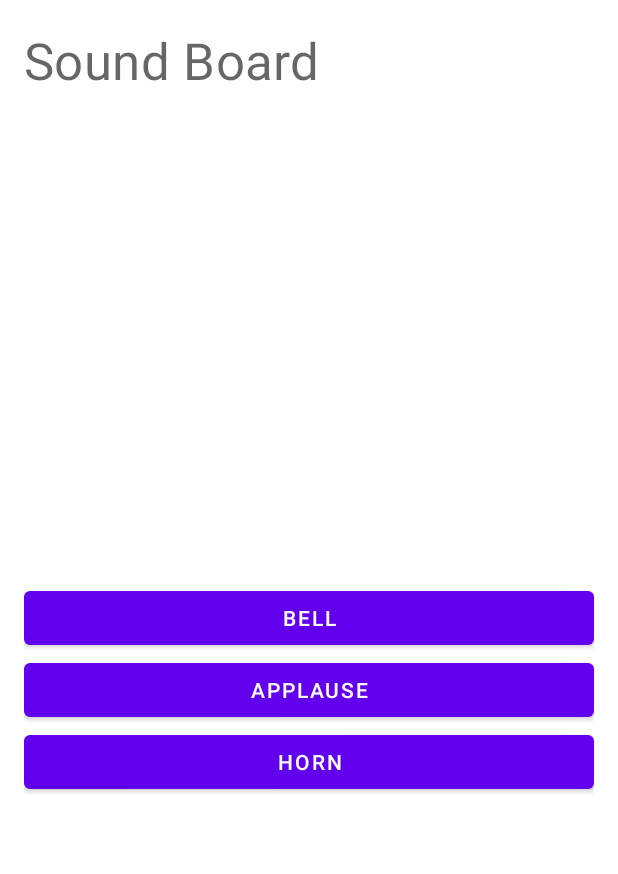
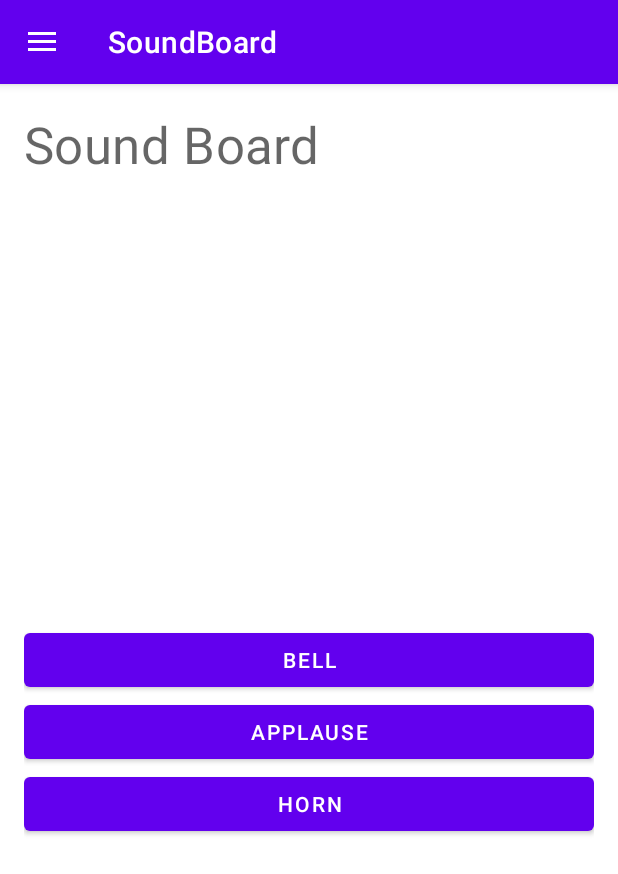
Before and after one commit to EFernandez19/SoundBoard, an Android app: the screen it shows after launch (MainActivity), on a phone screen of 412 x 824 dp. Shown: the top 874 px of the screen. Run offline under Robolectric (Android 15) with nearby library versions, the phone set to English and light mode, and no system bars.

Commit message:
Moved buttons to default_sounds_layout. Added Drawer to activity_main.

```diff
--- a/app/build.gradle
+++ b/app/build.gradle
@@ -44,6 +44,9 @@ dependencies {
     implementation 'androidx.appcompat:appcompat:1.2.0'
     implementation 'com.google.android.material:material:1.2.1'
     implementation 'androidx.constraintlayout:constraintlayout:2.0.4'
+    implementation 'androidx.legacy:legacy-support-v4:1.0.0'
+    implementation 'androidx.lifecycle:lifecycle-livedata-ktx:2.2.0'
+    implementation 'androidx.lifecycle:lifecycle-viewmodel-ktx:2.2.0'
     testImplementation 'junit:junit:4.13.1'
     androidTestImplementation 'androidx.test.ext:junit:1.1.2'
     androidTestImplementation 'androidx.test.espresso:espresso-core:3.3.0'
--- a/app/src/main/java/com/example/soundboard/MainActivity.kt
+++ b/app/src/main/java/com/example/soundboard/MainActivity.kt
@@ -3,22 +3,42 @@ package com.example.soundboard
 import android.media.AudioAttributes
 import android.media.SoundPool
 import android.os.Bundle
+import androidx.appcompat.app.ActionBarDrawerToggle
 import androidx.appcompat.app.AppCompatActivity
+import androidx.core.view.GravityCompat
+import androidx.drawerlayout.widget.DrawerLayout
 import com.example.soundboard.databinding.ActivityMainBinding
 
 class MainActivity : AppCompatActivity() {
     private lateinit var binding: ActivityMainBinding
     private var soundpool: SoundPool? = null
-    private var sound1=0; private var sound2=0; private var sound3=0
+    private var sound1 = 0
+    private var sound2 = 0
+    private var sound3 = 0
+    private lateinit var drawer: DrawerLayout
 
     override fun onCreate(savedInstanceState: Bundle?) {
         super.onCreate(savedInstanceState)
         binding = ActivityMainBinding.inflate(layoutInflater)
         setContentView(binding.root)
 
-        binding.buttonSound1.setOnClickListener{buttonPressed(binding.buttonSound1.id)}
-        binding.buttonSound2.setOnClickListener{buttonPressed(binding.buttonSound2.id)}
-        binding.buttonSound3.setOnClickListener{buttonPressed(binding.buttonSound3.id)}
+        val toolbar = binding.toolbar
+        setSupportActionBar(toolbar)
+
+        drawer = binding.drawerLayout
+
+        val toggle = ActionBarDrawerToggle(
+            this, drawer, toolbar,
+            R.string.navigation_drawer_open, R.string.navigation_drawer_close
+        )
+
+        drawer.addDrawerListener(toggle)
+        toggle.syncState()
+
+
+        binding.incLayout.buttonSound1.setOnClickListener{buttonPressed(binding.incLayout.buttonSound1.id)}
+        binding.incLayout.buttonSound2.setOnClickListener{buttonPressed(binding.incLayout.buttonSound2.id)}
+        binding.incLayout.buttonSound3.setOnClickListener{buttonPressed(binding.incLayout.buttonSound3.id)}
 
         val audioattributes = AudioAttributes.Builder().setUsage(AudioAttributes.USAGE_ASSISTANCE_SONIFICATION)
             .setContentType(AudioAttributes.CONTENT_TYPE_SONIFICATION)
@@ -28,10 +48,18 @@ class MainActivity : AppCompatActivity() {
         sound1 = soundpool?.load(this, R.raw.bellsound, 1) ?:0
         sound2 = soundpool?.load(this, R.raw.applausesound, 1) ?:0
         sound3 = soundpool?.load(this, R.raw.airhornsound, 1) ?:0
+
     }
 
-    private fun buttonPressed(buttonId:Int){
-        val soundId = when(buttonId){
+    override fun onBackPressed() {
+        if (drawer.isDrawerOpen(GravityCompat.START)) {
+            drawer.closeDrawer(GravityCompat.START)
+        } else
+            super.onBackPressed()
+    }
+
+    private fun buttonPressed(buttonId: Int) {
+        val soundId = when (buttonId) {
             R.id.button_sound1 -> sound1
             R.id.button_sound2 -> sound2
             R.id.button_sound3 -> sound3
@@ -40,7 +68,7 @@ class MainActivity : AppCompatActivity() {
         soundpool?.play(soundId, 1F, 1F, 0, 0, 1F)
     }
 
-    override fun onDestroy(){
+    override fun onDestroy() {
         super.onDestroy()
         soundpool = null
     }
--- a/app/src/main/res/layout/activity_main.xml
+++ b/app/src/main/res/layout/activity_main.xml
@@ -1,50 +1,49 @@
 <?xml version="1.0" encoding="utf-8"?>
-<androidx.constraintlayout.widget.ConstraintLayout xmlns:android="http://schemas.android.com/apk/res/android"
+<androidx.drawerlayout.widget.DrawerLayout xmlns:android="http://schemas.android.com/apk/res/android"
     xmlns:app="http://schemas.android.com/apk/res-auto"
     xmlns:tools="http://schemas.android.com/tools"
+    android:id="@+id/drawer_layout"
     android:layout_width="match_parent"
     android:layout_height="match_parent"
-    android:padding="16dp"
-    tools:context=".MainActivity">
+    android:fitsSystemWindows="true"
+    tools:context=".MainActivity"
+    tools:openDrawer="">
 
-    <TextView
-        android:id="@+id/textView_soundboard"
-        style ="@style/Widget.SoundBoard.TextView"
+    <LinearLayout
+        android:id="@+id/linear_layout"
+        android:layout_width="match_parent"
+        android:layout_height="match_parent"
+        android:orientation="vertical">
+
+        <androidx.appcompat.widget.Toolbar
+            android:id="@+id/toolbar"
+            android:layout_width="match_parent"
+            android:layout_height="?attr/actionBarSize"
+            android:background="@color/purple_500"
+            android:elevation="4dp"
+            android:theme="@style/ThemeOverlay.AppCompat.Dark.ActionBar"
+            app:popupTheme="@style/ThemeOverlay.AppCompat.Light" />
+
+        <include
+            android:id="@+id/inc_layout"
+            layout="@layout/default_sounds_layout"
+            android:layout_width="match_parent"
+            android:layout_height="match_parent" />
+        <!--
+                <FrameLayout
+                    android:id="@+id/fragment_container"
+                    android:layout_width="match_parent"
+                    android:layout_height="match_parent" />
+        -->
+    </LinearLayout>
+
+    <com.google.android.material.navigation.NavigationView
+        android:id="@+id/nav_view"
         android:layout_width="wrap_content"
-        android:layout_height="wrap_content"
-        android:text="@string/sound_board"
-        app:layout_constraintLeft_toLeftOf="parent"
-        app:layout_constraintTop_toTopOf="parent" />
+        android:layout_height="match_parent"
+        android:layout_gravity="start"
+        android:fitsSystemWindows="true"
+        app:headerLayout="@layout/nav_header"
+        app:menu="@menu/drawer_menu" />
 
-    <Button
-        android:id="@+id/button_sound1"
-        android:layout_width="0dp"
-        android:layout_height="wrap_content"
-        android:text="@string/bell"
-        android:gravity="center"
-        app:layout_constraintTop_toTopOf="parent"
-        app:layout_constraintBottom_toBottomOf="parent"
-        app:layout_constraintStart_toStartOf="parent"
-        app:layout_constraintEnd_toEndOf="parent"/>
-
-    <Button
-        android:id="@+id/button_sound2"
-        android:layout_width="0dp"
-        android:layout_height="wrap_content"
-        android:text="@string/applause"
-        android:gravity="center"
-        app:layout_constraintTop_toBottomOf="@id/button_sound1"
-        app:layout_constraintStart_toStartOf="parent"
-        app:layout_constraintEnd_toEndOf="parent"/>
-
-    <Button
-        android:id="@+id/button_sound3"
-        android:layout_width="0dp"
-        android:layout_height="wrap_content"
-        android:text="@string/horn"
-        android:gravity="center"
-        app:layout_constraintTop_toBottomOf="@id/button_sound2"
-        app:layout_constraintStart_toStartOf="parent"
-        app:layout_constraintEnd_toEndOf="parent"/>
-
-</androidx.constraintlayout.widget.ConstraintLayout>
+</androidx.drawerlayout.widget.DrawerLayout>
--- /dev/null
+++ b/app/src/main/res/layout/default_sounds_layout.xml
@@ -0,0 +1,51 @@
+<?xml version="1.0" encoding="utf-8"?>
+<androidx.constraintlayout.widget.ConstraintLayout xmlns:android="http://schemas.android.com/apk/res/android"
+    xmlns:app="http://schemas.android.com/apk/res-auto"
+    xmlns:tools="http://schemas.android.com/tools"
+    android:id="@+id/default_sounds"
+    android:layout_width="match_parent"
+    android:layout_height="match_parent"
+    android:padding="16dp"
+    tools:context=".MainActivity">
+
+    <TextView
+        android:id="@+id/textView_soundboard"
+        style="@style/Widget.SoundBoard.TextView"
+        android:layout_width="wrap_content"
+        android:layout_height="wrap_content"
+        android:text="@string/sound_board"
+        app:layout_constraintLeft_toLeftOf="parent"
+        app:layout_constraintTop_toTopOf="parent" />
+
+    <Button
+        android:id="@+id/button_sound1"
+        android:layout_width="0dp"
+        android:layout_height="wrap_content"
+        android:gravity="center"
+        android:text="@string/bell"
+        app:layout_constraintBottom_toBottomOf="parent"
+        app:layout_constraintEnd_toEndOf="parent"
+        app:layout_constraintStart_toStartOf="parent"
+        app:layout_constraintTop_toTopOf="parent" />
+
+    <Button
+        android:id="@+id/button_sound2"
+        android:layout_width="0dp"
+        android:layout_height="wrap_content"
+        android:gravity="center"
+        android:text="@string/applause"
+        app:layout_constraintEnd_toEndOf="parent"
+        app:layout_constraintStart_toStartOf="parent"
+        app:layout_constraintTop_toBottomOf="@id/button_sound1" />
+
+    <Button
+        android:id="@+id/button_sound3"
+        android:layout_width="0dp"
+        android:layout_height="wrap_content"
+        android:gravity="center"
+        android:text="@string/horn"
+        app:layout_constraintEnd_toEndOf="parent"
+        app:layout_constraintStart_toStartOf="parent"
+        app:layout_constraintTop_toBottomOf="@id/button_sound2" />
+
+</androidx.constraintlayout.widget.ConstraintLayout>
--- a/app/src/main/res/menu/drawer_menu.xml
+++ b/app/src/main/res/menu/drawer_menu.xml
@@ -2,6 +2,7 @@
 <menu xmlns:android="http://schemas.android.com/apk/res/android"
     xmlns:tools="http://schemas.android.com/tools"
     tools:showIn="navigation_view">
+
     <group android:checkableBehavior="single">
         <item
             android:id="@+id/nav_bell"
--- a/app/src/main/res/values/strings.xml
+++ b/app/src/main/res/values/strings.xml
@@ -8,4 +8,6 @@
     <string name="applause">Applause</string>
     <string name="horn">Horn</string>
     <string name="settings">Settings</string>
+    <string name="navigation_drawer_open">Open navigation drawer</string>
+    <string name="navigation_drawer_close">Close navigation drawer</string>
 </resources>
--- a/app/src/main/res/values/themes.xml
+++ b/app/src/main/res/values/themes.xml
@@ -17,6 +17,7 @@
     <style name="Theme.SoundBoard.NoActionBar">
         <item name="windowActionBar">false</item>
         <item name="windowNoTitle">true</item>
+        <item name="android:statusBarColor">@android:color/transparent</item>
     </style>
 
 </resources>
```
